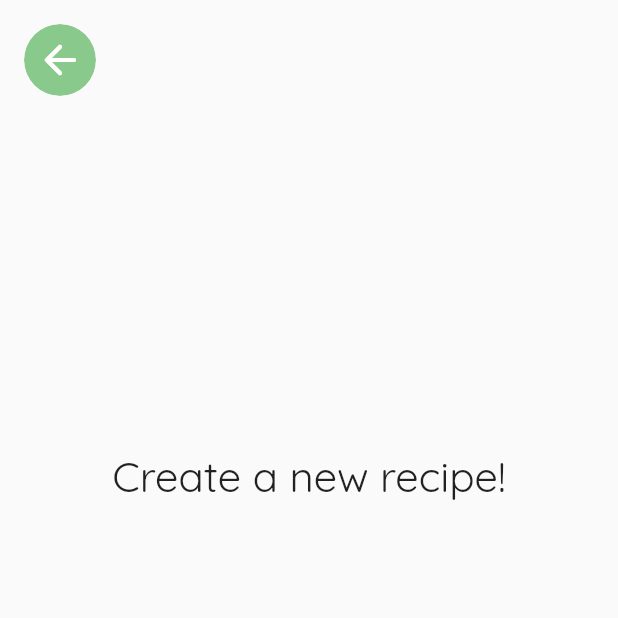
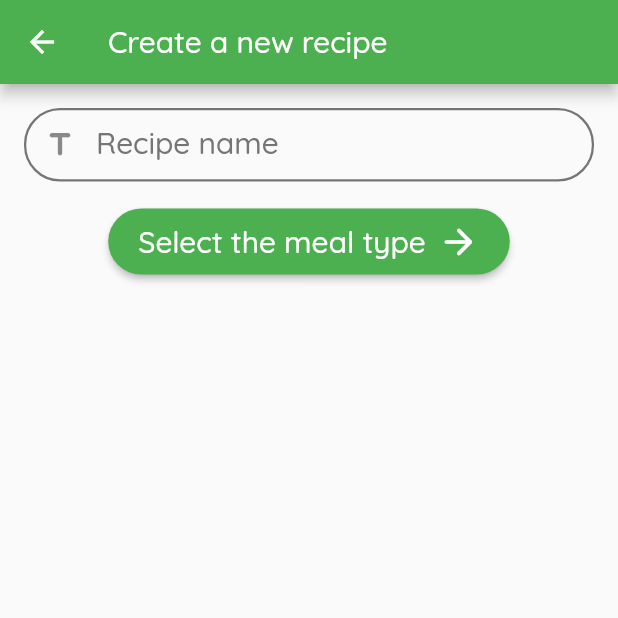
Before and after one commit to macSro/EatWell, a Flutter app: the CreateRecipeScreen screen opened by its route, on a phone screen of 412 x 824 dp, the top half of it. Run offline on Flutter 3.47's test engine with Material 2 defaults, Android fonts, the phone set to English and light mode, and no system bars; our stand-ins replace auto_size_text, bloc, double_back_to_close_app, equatable, firebase_auth, firebase_core and 4 more; missing offline and left inert: flutter_auth_buttons, keyboard_avoider, loading; accounts and stored records are empty.

Commit message:
Started create recipe screen.

```diff
--- a/lib/bloc/my_recipes/created_recipes/created_recipes_state.dart
+++ b/lib/bloc/my_recipes/created_recipes/created_recipes_state.dart
@@ -21,7 +21,7 @@ class CreatedRecipesFetched extends CreatedRecipesState {
   CreatedRecipesFetched({this.recipes});
 
   @override
-  List<Object> get props => [];
+  List<Object> get props => [recipes];
 }
 
 class RecipeCreated extends CreatedRecipesState {
--- a/lib/bloc/my_recipes/saved_recipes/saved_recipes_bloc.dart
+++ b/lib/bloc/my_recipes/saved_recipes/saved_recipes_bloc.dart
@@ -149,5 +149,72 @@ class SavedRecipesBloc extends Bloc<SavedRecipesEvent, SavedRecipesState> {
     //TODO: FIREBASE save recipe
   }
 
-  Stream<SavedRecipesState> _removeRecipeFromSaved(recipeId) async* {}
+  Stream<SavedRecipesState> _removeRecipeFromSaved(recipeId) async* {
+    //TODO: FIREBASE remove recipe from saved
+    //TODO: after remove either fetch or pass oldRecipes as argument to remove event???? check time it takes
+    print('removing..........');
+    final recipes = await Future.delayed(
+      Duration(seconds: 1),
+      () {
+        var recipe1 = Recipe(
+          id: 658703,
+          name: 'Roasted Vegetable Tacos',
+          imageUrl: kRecipeImageUrlBasePath + '658703-636x393.jpg',
+          readyInMinutes: 30,
+          servings: 4,
+          rating: Rating(points: 20, votes: 4),
+          instructions: [
+            'Preheat the oven to 375 degrees. In a casserole dish, add the chopped sweet potato, pasilla pepper, bell pepper and onion. In a small bowl, combine the chicken stock, oil and vinegar.',
+            'Mix to combine and pour evenly over the vegetables.',
+            'Sprinkle the chili powder, cumin, paprika, and salt over the veggies and stir.',
+            'Bake in for 30 minutes.',
+            'Remove the casserole dish from the oven, stir everything well, increase oven heat to 400 and bake 7 to 10 more minutes.',
+            'Remove from oven and allow to cool slightly.While the vegetables are roasting in the oven, you can cook the corn by boiling it in hot water for 5 to 7 minutes or grilling it.  Carefully remove the kernels with a sharp knife.',
+            'Heat the black beans in a sauce pan. Chop the goat cheese.',
+            'Heat your favorite tortillas, place desired amount of ingredients in the tortillas and add extra goodies such as guacamole, salsa and green onion if desire.',
+          ],
+          ingredients: [
+            ExtendedIngredient(
+              ingredient: Ingredient(
+                id: 1,
+                name: 'apple',
+                imageUrl: kIngredientImageUrlBasePath + 'apple.jpg',
+              ),
+              amount: 2.0,
+              unit: 'cups',
+            ),
+            ExtendedIngredient(
+              ingredient: Ingredient(
+                id: 2,
+                name: 'broccoli',
+                imageUrl: kIngredientImageUrlBasePath + 'broccoli.jpg',
+              ),
+              amount: 200.0,
+              unit: 'ml',
+            ),
+            ExtendedIngredient(
+              ingredient: Ingredient(
+                id: 3,
+                name: 'garlic',
+                imageUrl: kIngredientImageUrlBasePath + 'garlic.jpg',
+              ),
+              amount: 1.0,
+              unit: 'tbsp',
+            ),
+            ExtendedIngredient(
+              ingredient: Ingredient(
+                id: 4,
+                name: 'milk',
+                imageUrl: kIngredientImageUrlBasePath + 'milk.jpg',
+              ),
+              amount: 1.0,
+              unit: 'tsp',
+            ),
+          ],
+        );
+        return [recipe1];
+      },
+    );
+    yield SavedRecipesFetched(recipes: recipes);
+  }
 }
--- a/lib/bloc/my_recipes/saved_recipes/saved_recipes_state.dart
+++ b/lib/bloc/my_recipes/saved_recipes/saved_recipes_state.dart
@@ -21,7 +21,7 @@ class SavedRecipesFetched extends SavedRecipesState {
   SavedRecipesFetched({this.recipes});
 
   @override
-  List<Object> get props => [];
+  List<Object> get props => [recipes];
 }
 
 class RecipeSaved extends SavedRecipesState {
--- a/lib/bloc/user/user_bloc.dart
+++ b/lib/bloc/user/user_bloc.dart
@@ -1,7 +1,7 @@
 import 'package:bloc/bloc.dart';
 import 'package:eat_well_v1/bloc/user/user_event.dart';
 import 'package:eat_well_v1/bloc/user/user_state.dart';
-import 'package:eat_well_v1/service/user_repository.dart';
+import 'package:eat_well_v1/repositories/user_repository.dart';
 
 class UserBloc extends Bloc<UserEvent, UserState> {
   UserRepository _repository;
--- a/lib/model/extended_ingredient.dart
+++ b/lib/model/extended_ingredient.dart
@@ -7,6 +7,10 @@ class ExtendedIngredient {
   final String unit;
   final DateTime expDate;
 
-  ExtendedIngredient(
-      {@required this.ingredient, this.amount, this.unit, this.expDate});
+  ExtendedIngredient({
+    @required this.ingredient,
+    this.amount,
+    this.unit,
+    this.expDate,
+  });
 }
--- a/lib/model/recipe.dart
+++ b/lib/model/recipe.dart
@@ -30,5 +30,17 @@ class Recipe extends Equatable {
   });
 
   @override
-  List<Object> get props => [id];
+  List<Object> get props => [
+        id,
+        name,
+        imageUrl,
+        ingredients,
+        types,
+        cuisines,
+        diets,
+        instructions,
+        readyInMinutes,
+        servings,
+        rating,
+      ];
 }
--- a/lib/model/user.dart
+++ b/lib/model/user.dart
@@ -22,6 +22,8 @@ class User extends Equatable {
     );
   }
 
+  //TODO: add collection users to firestore and it will only contain id and reference to diet, shopping list, and anything like that
+
   @override
   List<Object> get props => [id, displayName, diet];
 }
--- a/lib/widgets/misc/drawer/drawer.dart
+++ b/lib/widgets/misc/drawer/drawer.dart
@@ -73,6 +73,7 @@ class MyDrawer extends StatelessWidget {
                     .headline6
                     .copyWith(color: Colors.white)),
             onTap: () {
+              //TODO: somehow check if already fetched so that it doesnt reload everytime i navigate there
               Navigator.of(context)
                   .pushReplacementNamed(MyRecipesScreen.routeName);
               BlocProvider.of<CreatedRecipesBloc>(context).add(
--- /dev/null
+++ b/lib/widgets/screens/my_recipes/create_recipe_form.dart
@@ -0,0 +1,48 @@
+import 'package:eat_well_v1/widgets/misc/icon_text.dart';
+import 'package:flutter/material.dart';
+
+import '../../../constants.dart';
+
+class CreateRecipeForm extends StatefulWidget {
+  @override
+  _CreateRecipeFormState createState() => _CreateRecipeFormState();
+}
+
+class _CreateRecipeFormState extends State<CreateRecipeForm> {
+  @override
+  Widget build(BuildContext context) {
+    return Column(
+      mainAxisSize: MainAxisSize.min,
+      children: [
+        TextField(
+          minLines: 1,
+          maxLines: 5,
+          style: Theme.of(context).textTheme.headline6,
+          decoration: InputDecoration(
+            contentPadding: const EdgeInsets.symmetric(vertical: 12),
+            prefixIcon: const Icon(Icons.title_rounded),
+            labelText: 'Recipe name',
+          ),
+        ),
+        const SizedBox(height: 16),
+        RaisedButton(
+          onPressed: () => {},
+          color: kPrimaryColor,
+          padding: const EdgeInsets.symmetric(horizontal: 20, vertical: 8),
+          child: IconText(
+            iconFirst: false,
+            squeeze: true,
+            icon: Icon(
+              Icons.arrow_forward_rounded,
+              size: 28,
+            ),
+            text: Text(
+              'Select the meal type',
+              style: TextStyle().copyWith(fontSize: 20),
+            ),
+          ),
+        ),
+      ],
+    );
+  }
+}
--- a/lib/widgets/screens/my_recipes/create_recipe_screen.dart
+++ b/lib/widgets/screens/my_recipes/create_recipe_screen.dart
@@ -1,5 +1,14 @@
+import 'package:eat_well_v1/bloc/my_recipes/created_recipes/created_recipes_bloc.dart';
+import 'package:eat_well_v1/bloc/my_recipes/created_recipes/created_recipes_event.dart';
+import 'package:eat_well_v1/model/extended_ingredient.dart';
+import 'package:eat_well_v1/model/ingredient.dart';
+import 'package:eat_well_v1/model/rating.dart';
+import 'package:eat_well_v1/model/recipe.dart';
+import 'package:eat_well_v1/widgets/misc/recipe/circle_icon_button.dart';
 import 'package:eat_well_v1/widgets/misc/scaffold.dart';
+import 'package:eat_well_v1/widgets/screens/my_recipes/create_recipe_form.dart';
 import 'package:flutter/material.dart';
+import 'package:flutter_bloc/flutter_bloc.dart';
 
 import '../../../constants.dart';
 
@@ -9,44 +18,38 @@ class CreateRecipeScreen extends StatelessWidget {
   @override
   Widget build(BuildContext context) {
     return MyScaffold(
-      hasAppBar: false,
-      title: '',
+      //hasAppBar: false,
+      title: 'Create a new recipe',
       hasDrawer: false,
       child: Stack(
         children: [
-          ListView(
+          Padding(
+            padding: const EdgeInsets.symmetric(horizontal: 16),
+            child: ListView(
               children: [
-              SizedBox(height: 300),
-              Text(
-                'Create a new recipe!',
-                textAlign: TextAlign.center,
-                style: TextStyle().copyWith(fontSize: 28),
-              ),
+                const SizedBox(height: 16),
+                CreateRecipeForm(),
               ],
             ),
-          Container(
+          ),
+          /*Container(
             alignment: Alignment.topLeft,
             padding: const EdgeInsets.all(16),
             child: _getBackButton(context),
-          ),
+          ),*/
+          /*Container(
+            alignment: Alignment.topRight,
+            padding: const EdgeInsets.all(16),
+            child: _getSaveButton(context),
+          ),*/
         ],
       ),
     );
   }
 
   Widget _getBackButton(context) {
-    return ClipOval(
-      child: Stack(
-        children: [
-          Container(
-            decoration: BoxDecoration(
-              color: kPrimaryColor.withOpacity(0.65),
-              shape: BoxShape.circle,
-            ),
-            height: 48,
-            width: 48,
-          ),
-          IconButton(
+    return CircleIconButton(
+      iconButton: IconButton(
         padding: EdgeInsets.zero,
         icon: Icon(
           Icons.arrow_back_rounded,
@@ -57,8 +60,82 @@ class CreateRecipeScreen extends StatelessWidget {
           Navigator.pop(context);
         },
       ),
+      color: kPrimaryColor.withOpacity(0.65),
+    );
+  }
+
+  Widget _getSaveButton(context) {
+    return CircleIconButton(
+      iconButton: IconButton(
+        icon: Icon(
+          Icons.check_rounded,
+          color: Colors.white,
+          size: 28,
+        ),
+        onPressed: () {
+          BlocProvider.of<CreatedRecipesBloc>(context).add(
+            CreateRecipe(
+              recipe: Recipe(
+                id: 658703,
+                name: 'Roasted Vegetable Tacos',
+                imageUrl: kRecipeImageUrlBasePath + '658703-636x393.jpg',
+                readyInMinutes: 30,
+                servings: 4,
+                rating: Rating(points: 20, votes: 4),
+                instructions: [
+                  'Preheat the oven to 375 degrees. In a casserole dish, add the chopped sweet potato, pasilla pepper, bell pepper and onion. In a small bowl, combine the chicken stock, oil and vinegar.',
+                  'Mix to combine and pour evenly over the vegetables.',
+                  'Sprinkle the chili powder, cumin, paprika, and salt over the veggies and stir.',
+                  'Bake in for 30 minutes.',
+                  'Remove the casserole dish from the oven, stir everything well, increase oven heat to 400 and bake 7 to 10 more minutes.',
+                  'Remove from oven and allow to cool slightly.While the vegetables are roasting in the oven, you can cook the corn by boiling it in hot water for 5 to 7 minutes or grilling it.  Carefully remove the kernels with a sharp knife.',
+                  'Heat the black beans in a sauce pan. Chop the goat cheese.',
+                  'Heat your favorite tortillas, place desired amount of ingredients in the tortillas and add extra goodies such as guacamole, salsa and green onion if desire.',
+                ],
+                ingredients: [
+                  ExtendedIngredient(
+                    ingredient: Ingredient(
+                      id: 1,
+                      name: 'apple',
+                      imageUrl: kIngredientImageUrlBasePath + 'apple.jpg',
+                    ),
+                    amount: 2.0,
+                    unit: 'cups',
+                  ),
+                  ExtendedIngredient(
+                    ingredient: Ingredient(
+                      id: 2,
+                      name: 'broccoli',
+                      imageUrl: kIngredientImageUrlBasePath + 'broccoli.jpg',
+                    ),
+                    amount: 200.0,
+                    unit: 'ml',
+                  ),
+                  ExtendedIngredient(
+                    ingredient: Ingredient(
+                      id: 3,
+                      name: 'garlic',
+                      imageUrl: kIngredientImageUrlBasePath + 'garlic.jpg',
+                    ),
+                    amount: 1.0,
+                    unit: 'tbsp',
+                  ),
+                  ExtendedIngredient(
+                    ingredient: Ingredient(
+                      id: 4,
+                      name: 'milk',
+                      imageUrl: kIngredientImageUrlBasePath + 'milk.jpg',
+                    ),
+                    amount: 1.0,
+                    unit: 'tsp',
+                  ),
                 ],
               ),
+            ),
+          );
+        },
+      ),
+      color: Colors.amber.withOpacity(0.65),
     );
   }
 }
```
Also changed, not shown: lib/bloc/my_recipes/create_recipe/create_recipe_event.dart (added, +14 -0 lines), lib/widgets/screens/filters/filter_list.dart (+12 -6 lines), lib/widgets/screens/my_recipes/saved_recipes_screen.dart (+11 -3 lines), lib/repositories/user_repository.dart (renamed from lib/service/user_repository.dart). Lines whose indentation alone changed are shown as unchanged.
